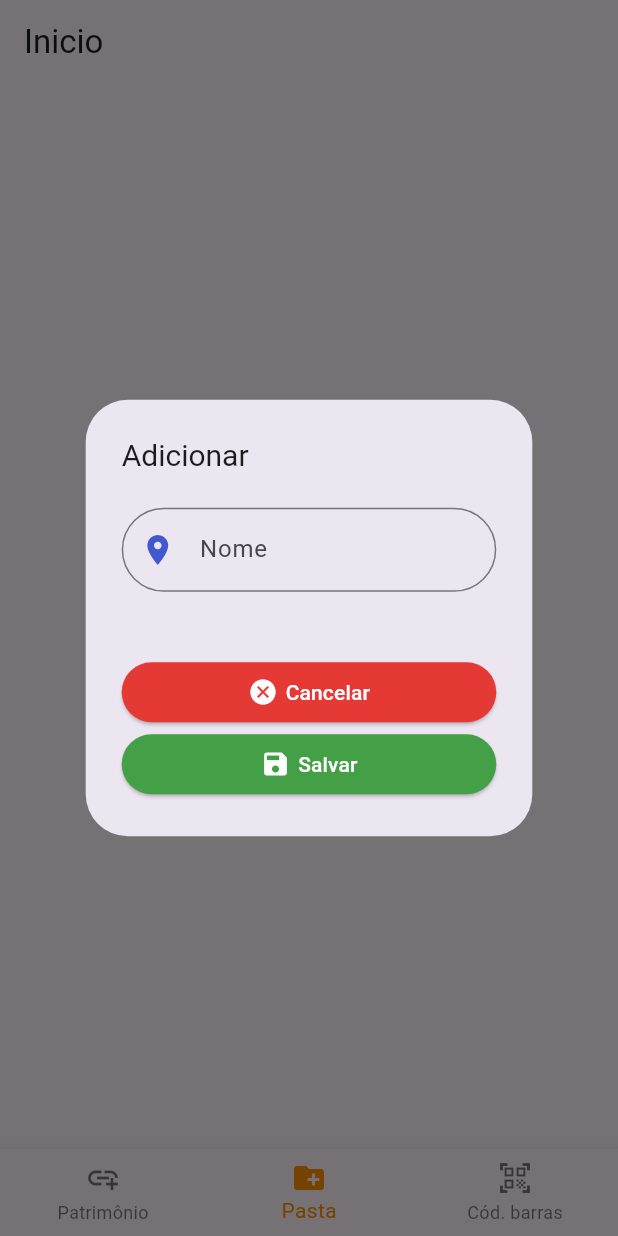
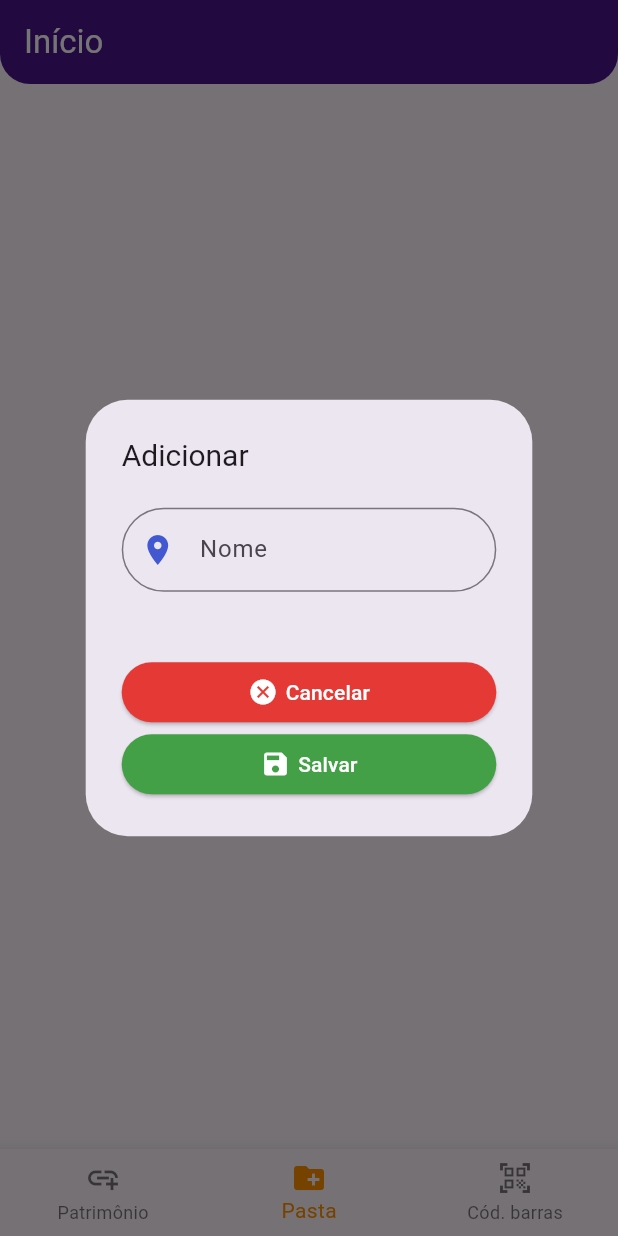
Before and after one commit to gitandol/coletor, a Flutter app: the screen it shows after launch, item 2 of the bottom bar chosen, on a phone screen of 412 x 824 dp. Run offline on Flutter 3.47's test engine with Material 3 defaults, Android fonts, the phone set to English and light mode, and no system bars; our stand-ins replace sqflite; missing offline and left inert: flutter_barcode_scanner; accounts and stored records are empty.

Commit message:
--style: modificado estilo da appBar

```diff
--- a/lib/core/views/registro.dart
+++ b/lib/core/views/registro.dart
@@ -17,6 +17,7 @@ const BorderRadius styleBorder = BorderRadius.only(
 
 class RegistroView extends StatefulWidget {
   const RegistroView({super.key, this.pai, this.superior});
+
   final int? pai;
   final String? superior;
 
@@ -34,7 +35,8 @@ class _RegistroViewState extends State<RegistroView> {
   Registro? registro;
   List<Registro> registros = [];
   int _selectedIndex = 0;
-  String title = "Inicio";
+  String title = "";
+  String corLine = "#ff6666";
 
   @override
   void initState() {
@@ -49,8 +51,9 @@ class _RegistroViewState extends State<RegistroView> {
           } else {
             title = value.nome!;
           }
-
         });
+      } else {
+        title = "Início";
       }
     });
 
@@ -61,18 +64,15 @@ class _RegistroViewState extends State<RegistroView> {
     });
   }
 
-  Future<void> startBarcodeScanStream() async {
-    FlutterBarcodeScanner.getBarcodeStreamReceiver(
-      '#ff6666', 'Cancel', true, ScanMode.BARCODE
-    )!.listen((barcode) => print(barcode));
-  }
-
   Future<void> scanQR() async {
     String barcodeScanRes;
 
     try {
       barcodeScanRes = await FlutterBarcodeScanner.scanBarcode(
-        '#ff6666', 'Cancelar', true, ScanMode.QR
+        corLine,
+        'Cancelar',
+        true,
+        ScanMode.QR,
       );
     } on PlatformException {
       barcodeScanRes = 'Falhou.';
@@ -94,32 +94,52 @@ class _RegistroViewState extends State<RegistroView> {
     }
   }
 
-  Future<void> scanBarcodeNormal() async {
-    String barcodeScanRes;
-    try {
-      barcodeScanRes = await FlutterBarcodeScanner.scanBarcode(
-        '#ff6666',
-        'Cancelar',
-        true,
-        ScanMode.BARCODE,
-      );
-      print(barcodeScanRes);
-    } on PlatformException {
-      barcodeScanRes = 'Falhou.';
-    }
+  bool isHome(){
+    return widget.pai != null;
+  }
 
-    if (!mounted) return;
+  Color primaryColor = Colors.purple.shade900;
 
-    setState(() {
-      _scanBarcode = barcodeScanRes;
-    });
-  }
+  RoundedRectangleBorder appBarShap = const RoundedRectangleBorder(
+    borderRadius: BorderRadius.only(
+      bottomLeft: Radius.circular(20),
+      bottomRight: Radius.circular(20),
+    ),
+  );
 
   @override
   Widget build(BuildContext context) {
     return Scaffold(
       appBar: AppBar(
-        title: Text(title),
+        title: Row(
+          children: [
+            Text(title, style: const TextStyle(color: Colors.white),),
+          ],
+        ),
+        backgroundColor: primaryColor,
+        shape: appBarShap,
+        actions: isHome() ? [
+          IconButton(
+            onPressed: () => {
+              Navigator.of(context).pushAndRemoveUntil(
+                MaterialPageRoute(
+                  builder: (context)=> const RegistroView()
+                ),
+                (Route<dynamic> route) => false
+              ),
+            },
+            icon: const Icon(Icons.home, color: Colors.white, size: 25,)
+          ),
+        ] : null,
+        leading: isHome()
+          ? IconButton(
+            color: Colors.white,
+            onPressed: () {
+              Navigator.pop(context);
+            },
+            icon: const Icon(Icons.arrow_back),
+          )
+          : null,
       ),
       body: Builder(builder: (BuildContext context) {
         return ListView.separated(
@@ -170,7 +190,7 @@ class _RegistroViewState extends State<RegistroView> {
                             Navigator.push(context,
                               MaterialPageRoute(builder: (context) => RegistroView(
                                 pai: registros[index].id,
-                                superior: title,
+                                superior: isHome() ? title : null,
                               ),
                               ),
                             );
```
